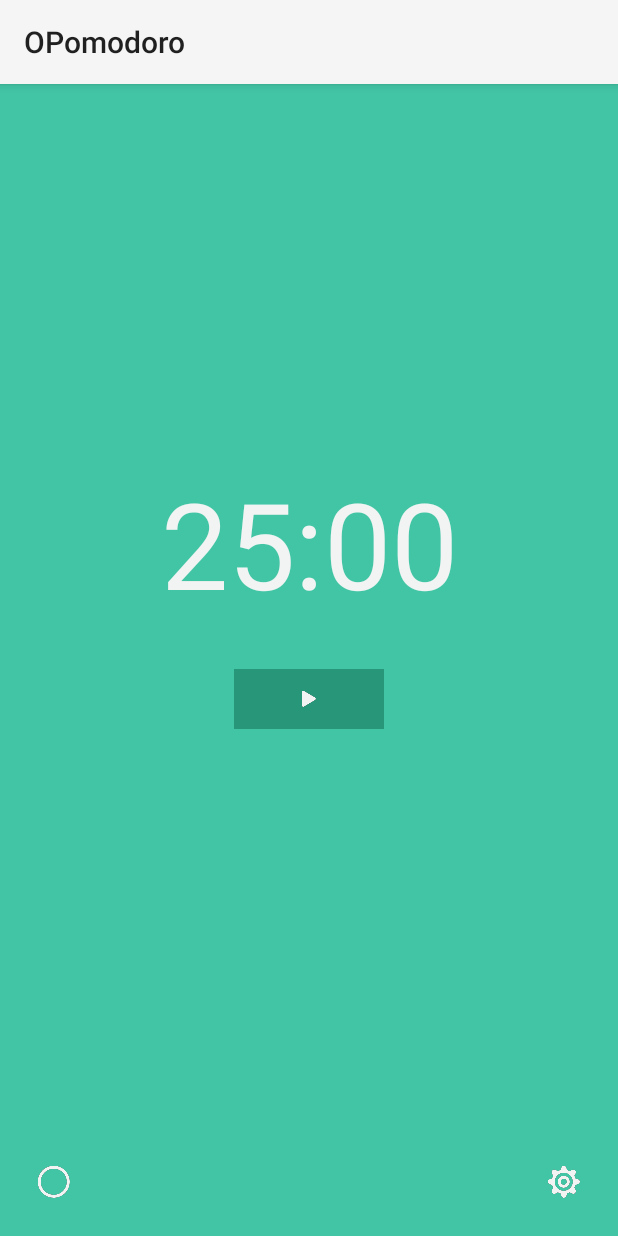
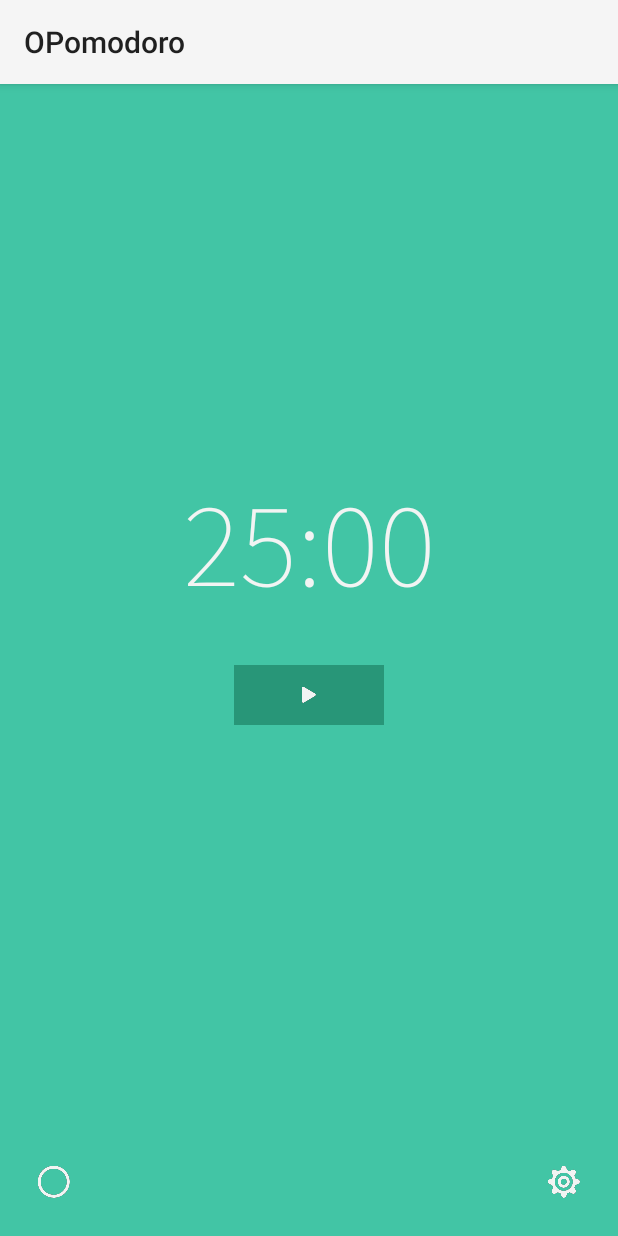
Before and after one commit to tonghs/OPomodoro, an Android app: the screen it shows after launch (MainActivity), on a phone screen of 412 x 824 dp. Run offline under Robolectric (Android 15) with nearby library versions, the phone set to English and light mode, and no system bars.

Commit message:
set third part font family

```diff
--- a/OPomodoro/src/main/java/com/tonghs/opomodoro/MainActivity.java
+++ b/OPomodoro/src/main/java/com/tonghs/opomodoro/MainActivity.java
@@ -1,5 +1,6 @@
 package com.tonghs.opomodoro;
 
+import android.graphics.Typeface;
 import android.support.v7.app.ActionBarActivity;
 import android.support.v7.app.ActionBar;
 import android.support.v4.app.Fragment;
@@ -12,6 +13,7 @@ import android.view.ViewGroup;
 import android.os.Build;
 import android.view.Window;
 import android.widget.ImageButton;
+import android.widget.TextView;
 
 public class MainActivity extends ActionBarActivity {
 
@@ -19,6 +21,11 @@ public class MainActivity extends ActionBarActivity {
     protected void onCreate(Bundle savedInstanceState) {
         super.onCreate(savedInstanceState);
         setContentView(R.layout.activity_main);
+
+        //set font family
+        Typeface tf = Typeface.createFromAsset(getAssets(), "fonts/sourcesanspro.ttf");
+        TextView lbl_clock = (TextView)findViewById(R.id.lbl_clock);
+        lbl_clock.setTypeface(tf);
 
         if (savedInstanceState == null) {
             getSupportFragmentManager().beginTransaction()
--- a/OPomodoro/src/main/res/layout/activity_main.xml
+++ b/OPomodoro/src/main/res/layout/activity_main.xml
@@ -24,6 +24,7 @@
         android:paddingBottom="@dimen/vertical_offset"
         android:orientation="vertical">
         <TextView
+            android:id="@+id/lbl_clock"
             android:layout_width="fill_parent"
             android:layout_height="wrap_content"
             android:padding="@dimen/btn_margin"
```
Also changed, not shown: OPomodoro/src/main/assets/fonts/sourcesanspro.ttf (added).
